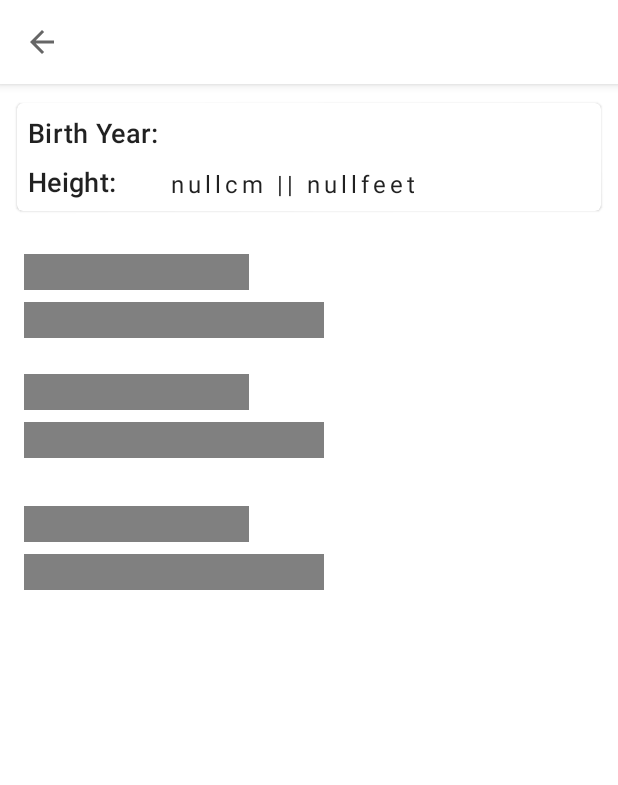
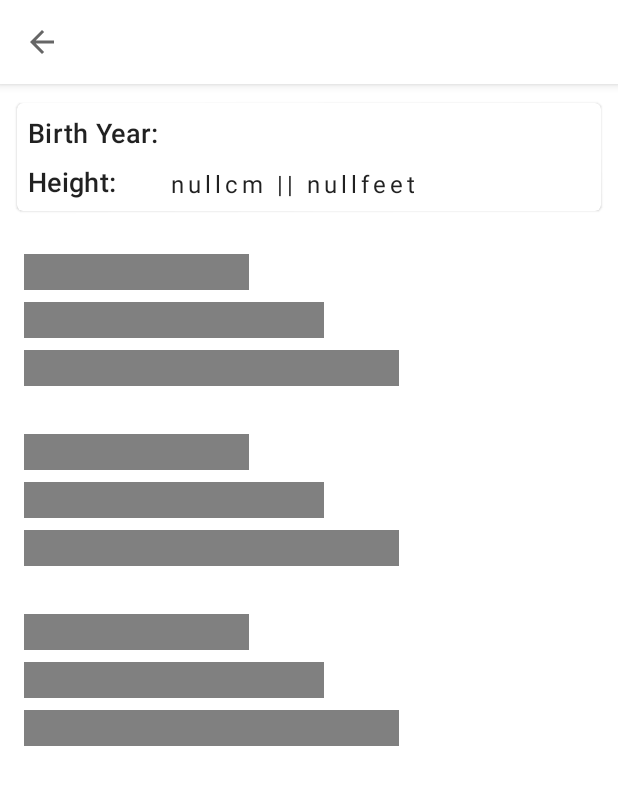
Before and after one commit to polojerry/StarWarsSearch, an Android app: the fragment DetailsFragment placed in its activity, on a phone screen of 412 x 824 dp. Shown: the top 785 px of the screen. Run offline under Robolectric (Android 15) with nearby library versions, the phone set to English and light mode, and no system bars; our stand-ins replace Dagger/Hilt's generated code, Shimmer, data binding; libraries missing offline, so code that uses them is left out: androidx.hilt, androidx.hilt.lifecycle.

Commit message:
added dimension, replaced hardcodes

```diff
--- a/app/src/main/res/layout/item_shimmer_details.xml
+++ b/app/src/main/res/layout/item_shimmer_details.xml
@@ -7,23 +7,33 @@
     <androidx.appcompat.widget.AppCompatTextView
         android:layout_width="150dp"
         android:id="@+id/text_shimmer_one"
-        android:layout_height="24dp"
-        android:layout_marginStart="8dp"
-        android:layout_marginTop="8dp"
-        android:background="@color/shimmer_item_color"
+        android:layout_height="@dimen/shimmer_height"
+        android:layout_marginStart="@dimen/margin_medium"
+        android:layout_marginTop="@dimen/margin_medium"
+        style="@style/Widget.StarWarsSearch.ShimmerText"
         app:layout_constraintStart_toStartOf="parent"
         app:layout_constraintTop_toTopOf="parent" />
 
     <androidx.appcompat.widget.AppCompatTextView
         android:id="@+id/text_shimmer_two"
         android:layout_width="200dp"
-        android:layout_height="24dp"
-        android:layout_marginTop="8dp"
-        android:layout_marginBottom="8dp"
-        android:background="@color/shimmer_item_color"
-        app:layout_constraintBottom_toBottomOf="parent"
+        android:layout_height="@dimen/shimmer_height"
+        android:layout_marginTop="@dimen/margin_medium"
+        android:layout_marginBottom="@dimen/margin_medium"
+        style="@style/Widget.StarWarsSearch.ShimmerText"
         app:layout_constraintStart_toStartOf="@+id/text_shimmer_one"
         app:layout_constraintTop_toBottomOf="@id/text_shimmer_one" />
 
+    <androidx.appcompat.widget.AppCompatTextView
+        android:id="@+id/text_shimmer_three"
+        android:layout_width="250dp"
+        android:layout_height="@dimen/shimmer_height"
+        android:layout_marginTop="@dimen/margin_medium"
+        android:layout_marginBottom="@dimen/margin_medium"
+        style="@style/Widget.StarWarsSearch.ShimmerText"
+        app:layout_constraintBottom_toBottomOf="parent"
+        app:layout_constraintStart_toStartOf="@+id/text_shimmer_two"
+        app:layout_constraintTop_toBottomOf="@id/text_shimmer_two" />
+
 
 </androidx.constraintlayout.widget.ConstraintLayout>
--- a/app/src/main/res/layout/shimmer_layout_details.xml
+++ b/app/src/main/res/layout/shimmer_layout_details.xml
@@ -37,7 +37,7 @@
             android:layout_width="match_parent"
             android:layout_height="wrap_content"
             android:layout_marginStart="@dimen/margin_medium"
-            android:layout_marginTop="8dp"
+            android:layout_marginTop="@dimen/margin_extra_large"
             android:layout_marginEnd="@dimen/margin_medium"
             app:cardUseCompatPadding="true"
             app:layout_constraintEnd_toEndOf="parent"
@@ -62,7 +62,7 @@
             android:layout_width="match_parent"
             android:layout_height="wrap_content"
             android:layout_marginStart="@dimen/margin_medium"
-            android:layout_marginTop="16dp"
+            android:layout_marginTop="@dimen/margin_extra_large"
             android:layout_marginEnd="@dimen/margin_medium"
             app:cardUseCompatPadding="true"
             app:layout_constraintEnd_toEndOf="parent"
--- a/app/src/main/res/values/dimens.xml
+++ b/app/src/main/res/values/dimens.xml
@@ -2,6 +2,8 @@
 <resources>
     <dimen name="margin_medium">8dp</dimen>
     <dimen name="margin_large">12dp</dimen>
+    <dimen name="margin_extra_large">16dp</dimen>
     <dimen name="margin_small">4dp</dimen>
     <dimen name="icon_dimension">24dp</dimen>
+    <dimen name="shimmer_height">24dp</dimen>
 </resources>
--- a/app/src/main/res/values/styles.xml
+++ b/app/src/main/res/values/styles.xml
@@ -30,6 +30,10 @@
         <item name="android:textAllCaps">false</item>
     </style>
 
+    <style name="Widget.StarWarsSearch.ShimmerText" parent="Widget.AppCompat.TextView">
+        <item name="android:background">@color/shimmer_item_color</item>
+    </style>
+
 
 
 </resources>
```
Also changed, not shown: app/src/main/res/layout/item_shimmer_character_search.xml (+11 -15 lines).
